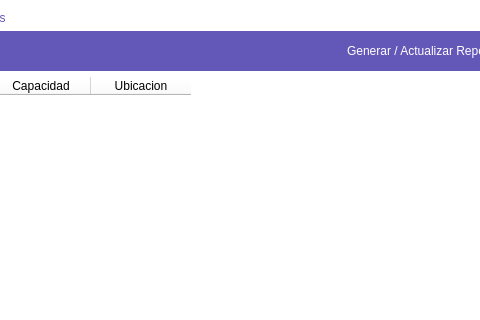
Old version of the form GUI/Resources/UI/ReporteHangares.ui in the repository difer19/Gestor-de-Hangares; both pictures show x 120 to 600 and y 0 to 320 of the 1086 by 626 pixel window.
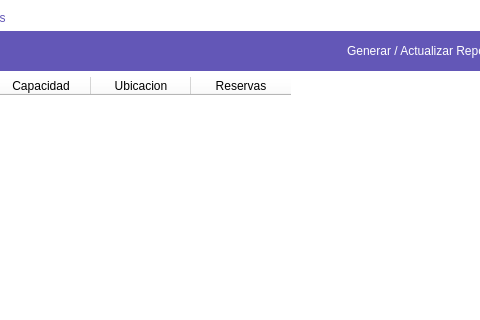
New version of the form.

```diff
--- a/GUI/Resources/UI/ReporteHangares.ui
+++ b/GUI/Resources/UI/ReporteHangares.ui
@@ -123,6 +123,11 @@
        <string>Ubicacion</string>
       </property>
      </column>
+     <column>
+      <property name="text">
+       <string>Reservas</string>
+      </property>
+     </column>
     </widget>
    </item>
   </layout>
```
